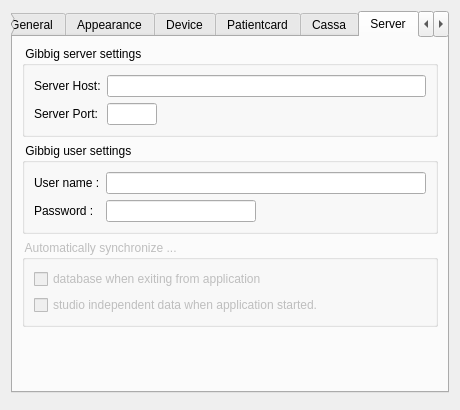
First picture: the form in client/dlgpreferences.ui, repository tbikfalvi/Belenus, before the edit.
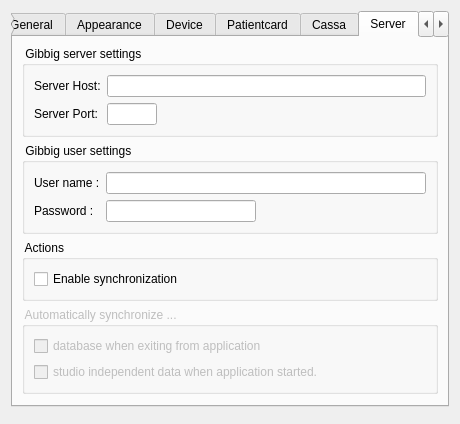
Second picture: the form after the edit. The open tabs and pages were chosen to show the change.

What changed in the file:
```diff
--- a/client/dlgpreferences.ui
+++ b/client/dlgpreferences.ui
@@ -1382,6 +1382,22 @@
          </layout>
         </widget>
        </item>
+       <item>
+        <widget class="QGroupBox" name="gbGibbigEnable">
+         <property name="title">
+          <string> Actions </string>
+         </property>
+         <layout class="QVBoxLayout" name="verticalLayout_17">
+          <item>
+           <widget class="QCheckBox" name="chkEnableGibbig">
+            <property name="text">
+             <string>Enable synchronization</string>
+            </property>
+           </widget>
+          </item>
+         </layout>
+        </widget>
+       </item>
        <item>
         <widget class="QGroupBox" name="gbDBSynchron">
          <property name="enabled">
```
Left out of the diff: 2 changed lines with no effect on the pictures.
